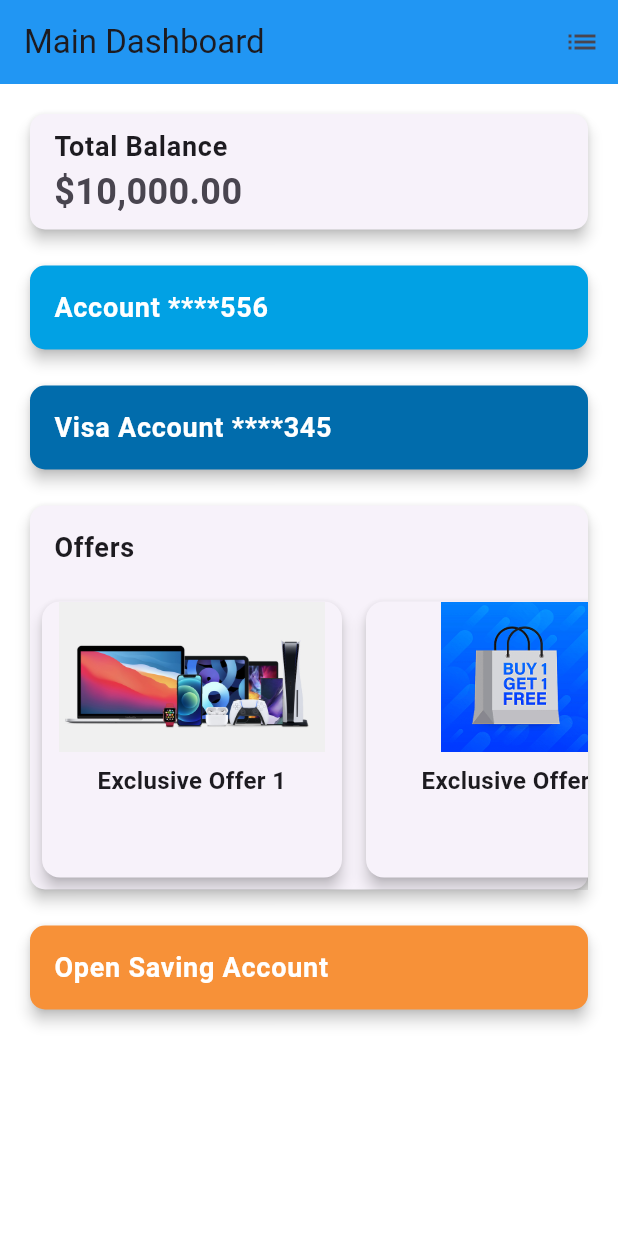
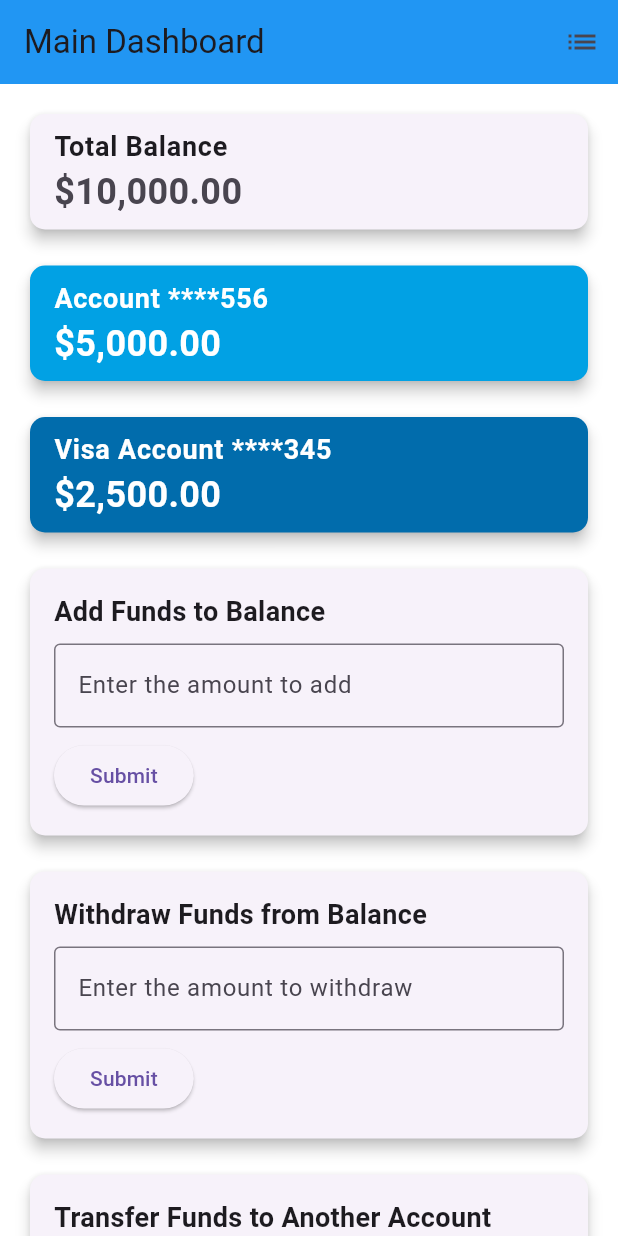
Before and after one commit to 7336x/batol_reem, a Flutter app: the AppPage screen opened directly with empty values, on a phone screen of 412 x 824 dp. Run offline on Flutter 3.47's test engine with Material 3 defaults, Android fonts, the light colour scheme and no system bars; our stand-ins replace image_picker.

Commit message:
we add the palance

```diff
--- a/lib/appPage.dart
+++ b/lib/appPage.dart
@@ -47,14 +47,14 @@ class AppPage extends StatelessWidget {
                     style: TextStyle(fontSize: 18, fontWeight: FontWeight.bold),
                   ),
                   subtitle: Text(
-                    '\$10,000.00', // Example balance
+                    '\$10,000.00', // Example total balance
                     style: TextStyle(fontSize: 24, fontWeight: FontWeight.w600),
                   ),
                 ),
               ),
               SizedBox(height: 16),
 
-              // Account ****556 Card
+              // Account ****556 Card with Balance
               Card(
                 elevation: 4,
                 color:
@@ -71,11 +71,19 @@ class AppPage extends StatelessWidget {
                       color: Colors.white,
                     ),
                   ),
+                  subtitle: Text(
+                    '\$5,000.00', // Display account balance here
+                    style: TextStyle(
+                      fontSize: 24,
+                      fontWeight: FontWeight.bold,
+                      color: Colors.white,
+                    ),
+                  ),
                 ),
               ),
               SizedBox(height: 16),
 
-              // Visa Account ****345 Card
+              // Visa Account ****345 Card with Balance
               Card(
                 elevation: 4,
                 color: Color(0xFF016CAC), // Background color for the visa card
@@ -91,8 +99,39 @@ class AppPage extends StatelessWidget {
                       color: Colors.white,
                     ),
                   ),
+                  subtitle: Text(
+                    '\$2,500.00', // Display visa account balance here
+                    style: TextStyle(
+                      fontSize: 24,
+                      fontWeight: FontWeight.bold,
+                      color: Colors.white,
+                    ),
+                  ),
                 ),
               ),
+              SizedBox(height: 16),
+
+              // Add Funds Card
+              _buildActionCard(
+                  context, 'Add Funds to Balance', 'Enter the amount to add',
+                  (amount) {
+                print("Add Funds: $amount"); // Logic for adding funds
+              }),
+              SizedBox(height: 16),
+
+              // Withdraw Funds Card
+              _buildActionCard(context, 'Withdraw Funds from Balance',
+                  'Enter the amount to withdraw', (amount) {
+                print("Withdraw Funds: $amount"); // Logic for withdrawing funds
+              }),
+              SizedBox(height: 16),
+
+              // Transfer Funds Card
+              _buildActionCard(context, 'Transfer Funds to Another Account',
+                  'Enter the amount to transfer', (amount) {
+                print(
+                    "Transfer Funds: $amount"); // Logic for transferring funds
+              }),
               SizedBox(height: 16),
 
               // Offers Section
@@ -162,6 +201,51 @@ class AppPage extends StatelessWidget {
       ),
     );
   }
+
+  // Helper method to create action cards for Add, Withdraw, and Transfer
+  Widget _buildActionCard(BuildContext context, String title, String hintText,
+      Function(String) onSubmit) {
+    final TextEditingController _controller = TextEditingController();
+
+    return Card(
+      elevation: 4,
+      shape: RoundedRectangleBorder(
+        borderRadius: BorderRadius.circular(10),
+      ),
+      child: Padding(
+        padding: const EdgeInsets.all(16.0),
+        child: Column(
+          crossAxisAlignment: CrossAxisAlignment.start,
+          children: [
+            Text(
+              title,
+              style: TextStyle(
+                fontSize: 18,
+                fontWeight: FontWeight.bold,
+              ),
+            ),
+            SizedBox(height: 8),
+            TextField(
+              controller: _controller,
+              keyboardType: TextInputType.number,
+              decoration: InputDecoration(
+                border: OutlineInputBorder(),
+                labelText: hintText,
+              ),
+            ),
+            SizedBox(height: 8),
+            ElevatedButton(
+              onPressed: () {
+                String amount = _controller.text;
+                onSubmit(amount); // Call the function with the entered amount
+              },
+              child: Text('Submit'),
+            ),
+          ],
+        ),
+      ),
+    );
+  }
 }
 
 class OfferCard extends StatelessWidget {
```
